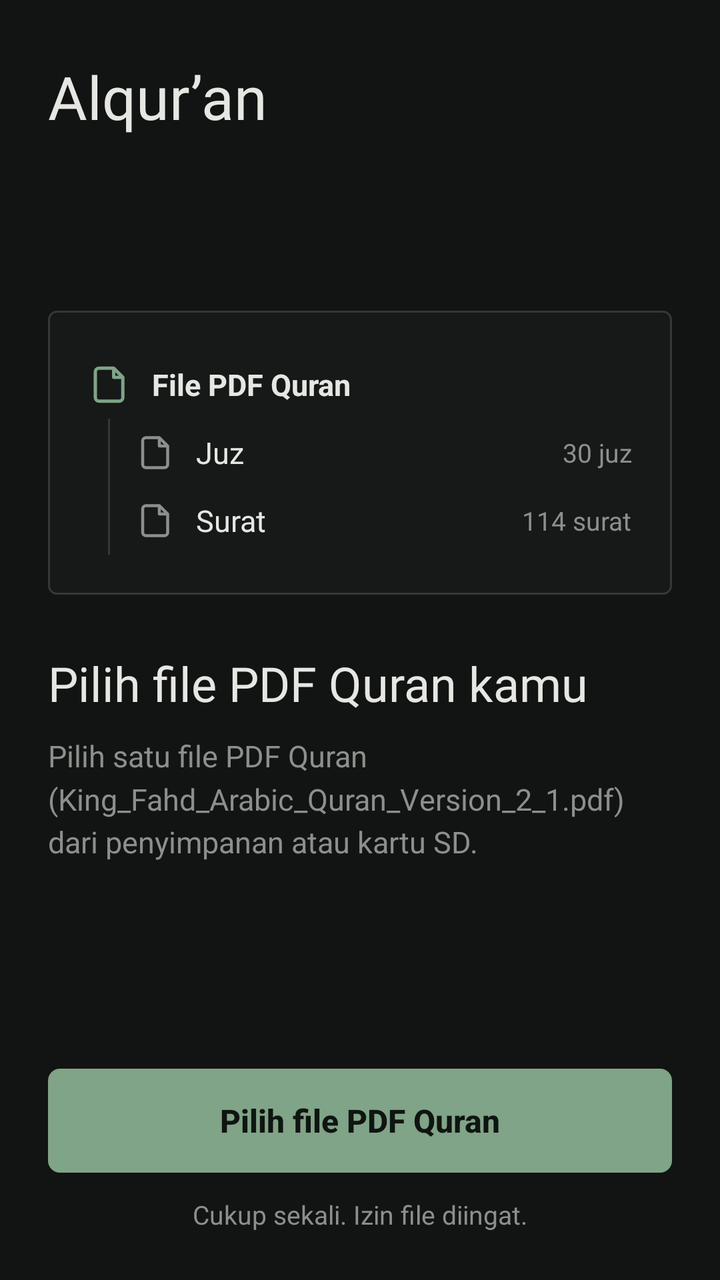
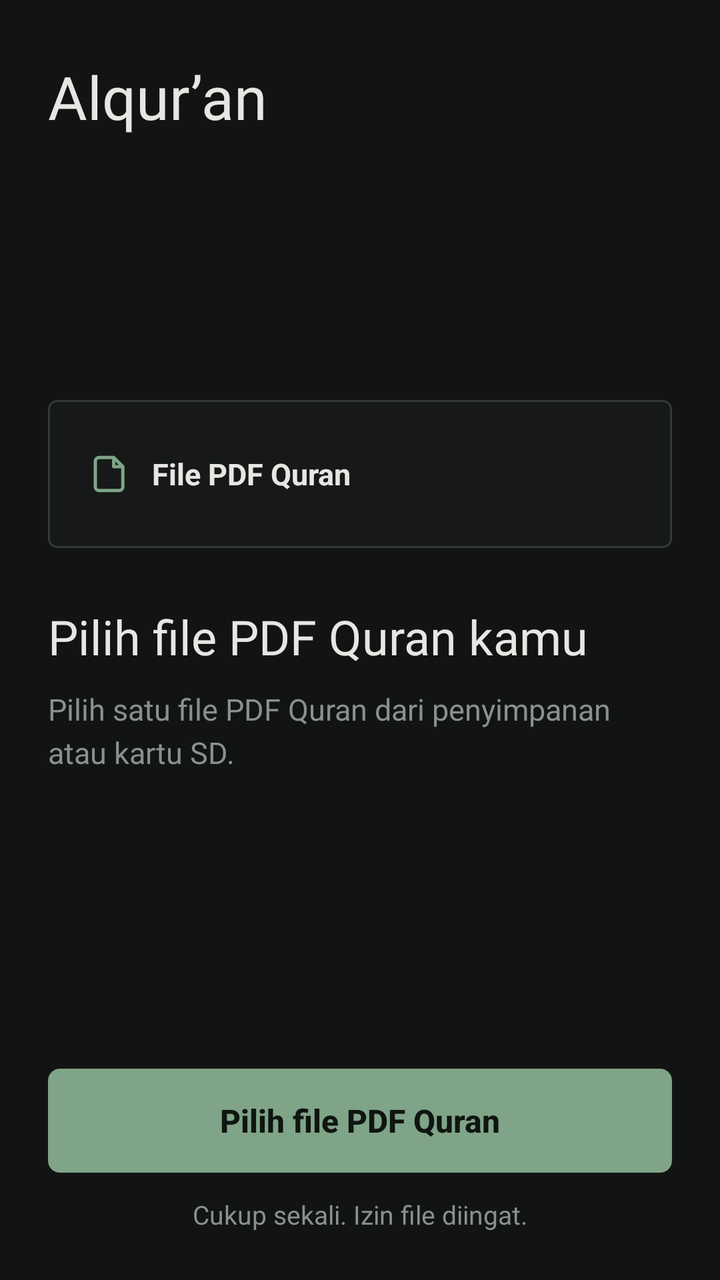

Two renders of the same Android screen: before a commit and after it. Below are the layout's source before the change and the commit's diff.
<!-- AndroidManifest.xml: application theme Theme.Alquran -->
<!-- res/layout/activity_welcome.xml -->
<?xml version="1.0" encoding="utf-8"?>
<LinearLayout xmlns:android="http://schemas.android.com/apk/res/android"
    android:layout_width="match_parent"
    android:layout_height="match_parent"
    android:background="@color/bg"
    android:orientation="vertical"
    android:paddingStart="24dp"
    android:paddingTop="28dp"
    android:paddingEnd="24dp"
    android:paddingBottom="24dp">

    <TextView
        android:layout_width="wrap_content"
        android:layout_height="wrap_content"
        android:fontFamily="@font/cardo_bold"
        android:text="@string/app_name"
        android:textColor="@color/text"
        android:textSize="30sp" />

    <ScrollView
        android:layout_width="match_parent"
        android:layout_height="0dp"
        android:layout_weight="1"
        android:fillViewport="true">

        <LinearLayout
            android:layout_width="match_parent"
            android:layout_height="match_parent"
            android:gravity="center_vertical"
            android:orientation="vertical">

            <LinearLayout
                android:layout_width="match_parent"
                android:layout_height="wrap_content"
                android:background="@drawable/bg_page"
                android:importantForAccessibility="no"
                android:orientation="vertical"
                android:padding="20dp">

                <LinearLayout
                    android:layout_width="match_parent"
                    android:layout_height="34dp"
                    android:gravity="center_vertical"
                    android:orientation="horizontal">

                    <ImageView
                        android:id="@+id/ic_root"
                        android:layout_width="22dp"
                        android:layout_height="22dp"
                        android:importantForAccessibility="no"
                        android:src="@drawable/ic_file"
                        android:tint="@color/accent" />

                    <TextView
                        android:layout_width="wrap_content"
                        android:layout_height="wrap_content"
                        android:layout_marginStart="10dp"
                        android:text="@string/pdf_nama"
                        android:textColor="@color/text"
                        android:textSize="15sp"
                        android:textStyle="bold" />
                </LinearLayout>

                <LinearLayout
                    android:id="@+id/tree_children"
                    android:layout_width="match_parent"
                    android:layout_height="wrap_content"
                    android:layout_marginStart="10dp"
                    android:background="@drawable/bg_branch"
                    android:orientation="vertical"
                    android:paddingStart="14dp">

                    <LinearLayout
                        android:layout_width="match_parent"
                        android:layout_height="34dp"
                        android:gravity="center_vertical"
                        android:orientation="horizontal">

                        <ImageView
                            android:layout_width="20dp"
                            android:layout_height="20dp"
                            android:importantForAccessibility="no"
                            android:src="@drawable/ic_file"
                            android:tint="@color/muted" />

                        <TextView
                            android:layout_width="0dp"
                            android:layout_height="wrap_content"
                            android:layout_marginStart="10dp"
                            android:layout_weight="1"
                            android:text="@string/baris_juz"
                            android:textColor="@color/text"
                            android:textSize="15sp" />

                        <TextView
                            android:layout_width="wrap_content"
                            android:layout_height="wrap_content"
                            android:text="@string/contoh_juz"
                            android:textColor="@color/muted"
                            android:textSize="13sp" />
                    </LinearLayout>

                    <LinearLayout
                        android:layout_width="match_parent"
                        android:layout_height="34dp"
                        android:gravity="center_vertical"
                        android:orientation="horizontal">

                        <ImageView
                            android:layout_width="20dp"
                            android:layout_height="20dp"
                            android:importantForAccessibility="no"
                            android:src="@drawable/ic_file"
                            android:tint="@color/muted" />

                        <TextView
                            android:layout_width="0dp"
                            android:layout_height="wrap_content"
                            android:layout_marginStart="10dp"
                            android:layout_weight="1"
                            android:text="@string/baris_surat"
                            android:textColor="@color/text"
                            android:textSize="15sp" />

                        <TextView
                            android:layout_width="wrap_content"
                            android:layout_height="wrap_content"
                            android:text="@string/contoh_surat"
                            android:textColor="@color/muted"
                            android:textSize="13sp" />
                    </LinearLayout>
                </LinearLayout>
            </LinearLayout>

            <TextView
                android:id="@+id/welcome_title"
                android:layout_width="match_parent"
                android:layout_height="wrap_content"
                android:layout_marginTop="28dp"
                android:fontFamily="@font/cardo_bold"
                android:text="@string/welcome_title"
                android:textColor="@color/text"
                android:textSize="24sp" />

            <TextView
                android:id="@+id/welcome_desc"
                android:layout_width="match_parent"
                android:layout_height="wrap_content"
                android:layout_marginTop="10dp"
                android:lineSpacingMultiplier="1.2"
                android:text="@string/welcome_desc"
                android:textColor="@color/muted"
                android:textSize="15sp" />
        </LinearLayout>
    </ScrollView>

    <Button
        android:id="@+id/btn_pick"
        android:layout_width="match_parent"
        android:layout_height="52dp"
        android:layout_marginTop="16dp"
        android:background="@drawable/bg_button"
        android:stateListAnimator="@null"
        android:text="@string/welcome_button"
        android:textAllCaps="false"
        android:textColor="@color/on_accent"
        android:textSize="16sp"
        android:textStyle="bold" />

    <TextView
        android:id="@+id/welcome_note"
        android:layout_width="match_parent"
        android:layout_height="wrap_content"
        android:layout_marginTop="12dp"
        android:gravity="center"
        android:text="@string/welcome_note"
        android:textColor="@color/muted"
        android:textSize="13sp" />
</LinearLayout>
<!-- resources referenced by this layout -->
<resources>
  <color name="accent">#7FA487</color>
  <color name="bg">#121413</color>
  <color name="muted">#8B908C</color>
  <color name="on_accent">#0F1511</color>
  <color name="text">#E6E7E3</color>
  <!-- drawable bg_branch (drawable) -->
  <?xml version="1.0" encoding="utf-8"?>
  <layer-list xmlns:android="http://schemas.android.com/apk/res/android">
      <item
          android:top="-2dp"
          android:right="-2dp"
          android:bottom="-2dp">
          <shape android:shape="rectangle">
              <stroke
                  android:width="1dp"
                  android:color="@color/frame" />
          </shape>
      </item>
  </layer-list>
  <!-- drawable bg_button (drawable) -->
  <?xml version="1.0" encoding="utf-8"?>
  <ripple xmlns:android="http://schemas.android.com/apk/res/android"
      android:color="#33000000">
      <item>
          <shape android:shape="rectangle">
              <solid android:color="@color/accent" />
              <corners android:radius="6dp" />
          </shape>
      </item>
  </ripple>
  <!-- drawable bg_page (drawable) -->
  <?xml version="1.0" encoding="utf-8"?>
  <shape xmlns:android="http://schemas.android.com/apk/res/android"
      android:shape="rectangle">
      <solid android:color="@color/page" />
      <stroke
          android:width="1dp"
          android:color="@color/frame" />
      <corners android:radius="4dp" />
  </shape>
  <!-- drawable ic_file (drawable) -->
  <?xml version="1.0" encoding="utf-8"?>
  <vector xmlns:android="http://schemas.android.com/apk/res/android"
      android:width="22dp"
      android:height="22dp"
      android:viewportWidth="24"
      android:viewportHeight="24">
      <path
          android:pathData="M6,3h8l5,5v11a2,2 0 0,1 -2,2H6a2,2 0 0,1 -2,-2V5a2,2 0 0,1 2,-2z"
          android:strokeColor="#FFFFFF"
          android:strokeWidth="1.8"
          android:strokeLineJoin="round" />
      <path
          android:pathData="M14,3v5h5"
          android:strokeColor="#FFFFFF"
          android:strokeWidth="1.8"
          android:strokeLineJoin="round" />
  </vector>
  <string name="app_name">Alqur’an</string>
  <string name="baris_juz">Juz</string>
  <string name="baris_surat">Surat</string>
  <string name="contoh_juz">30 juz</string>
  <string name="contoh_surat">114 surat</string>
  <string name="pdf_nama">File PDF Quran</string>
  <string name="welcome_button">Pilih file PDF Quran</string>
  <string name="welcome_desc">Pilih satu file PDF Quran (King_Fahd_Arabic_Quran_Version_2_1.pdf) dari penyimpanan atau kartu SD.</string>
  <string name="welcome_note">Cukup sekali. Izin file diingat.</string>
  <string name="welcome_title">Pilih file PDF Quran kamu</string>
  <style name="Theme.Alquran" parent="Theme.AppCompat.NoActionBar">
          <item name="android:windowBackground">@color/bg</item>
          <item name="android:statusBarColor">@color/bg</item>
          <item name="android:navigationBarColor">@color/bg</item>
          <item name="android:windowLightStatusBar">false</item>
      </style>
  <color name="frame">#33383A</color>
  <color name="page">#161918</color>
</resources>

<!-- the commit's change to res/layout/activity_welcome.xml (unified diff, before → after) -->
@@ -55,81 +55,12 @@
                         android:layout_width="wrap_content"
                         android:layout_height="wrap_content"
                         android:layout_marginStart="10dp"
-                        android:text="@string/pdf_nama"
+                        android:text="@string/pdf_nama_file"
                         android:textColor="@color/text"
                         android:textSize="15sp"
                         android:textStyle="bold" />
                 </LinearLayout>
 
-                <LinearLayout
-                    android:id="@+id/tree_children"
-                    android:layout_width="match_parent"
-                    android:layout_height="wrap_content"
-                    android:layout_marginStart="10dp"
-                    android:background="@drawable/bg_branch"
-                    android:orientation="vertical"
-                    android:paddingStart="14dp">
-
-                    <LinearLayout
-                        android:layout_width="match_parent"
-                        android:layout_height="34dp"
-                        android:gravity="center_vertical"
-                        android:orientation="horizontal">
-
-                        <ImageView
-                            android:layout_width="20dp"
-                            android:layout_height="20dp"
-                            android:importantForAccessibility="no"
-                            android:src="@drawable/ic_file"
-                            android:tint="@color/muted" />
-
-                        <TextView
-                            android:layout_width="0dp"
-                            android:layout_height="wrap_content"
-                            android:layout_marginStart="10dp"
-                            android:layout_weight="1"
-                            android:text="@string/baris_juz"
-                            android:textColor="@color/text"
-                            android:textSize="15sp" />
-
-                        <TextView
-                            android:layout_width="wrap_content"
-                            android:layout_height="wrap_content"
-                            android:text="@string/contoh_juz"
-                            android:textColor="@color/muted"
-                            android:textSize="13sp" />
-                    </LinearLayout>
-
-                    <LinearLayout
-                        android:layout_width="match_parent"
-                        android:layout_height="34dp"
-                        android:gravity="center_vertical"
-                        android:orientation="horizontal">
-
-                        <ImageView
-                            android:layout_width="20dp"
-                            android:layout_height="20dp"
-                            android:importantForAccessibility="no"
-                            android:src="@drawable/ic_file"
-                            android:tint="@color/muted" />
-
-                        <TextView
-                            android:layout_width="0dp"
-                            android:layout_height="wrap_content"
-                            android:layout_marginStart="10dp"
-                            android:layout_weight="1"
-                            android:text="@string/baris_surat"
-                            android:textColor="@color/text"
-                            android:textSize="15sp" />
-
-                        <TextView
-                            android:layout_width="wrap_content"
-                            android:layout_height="wrap_content"
-                            android:text="@string/contoh_surat"
-                            android:textColor="@color/muted"
-                            android:textSize="13sp" />
-                    </LinearLayout>
-                </LinearLayout>
             </LinearLayout>
 
             <TextView
<!-- resource entries referenced after the edit -->
@@ -5,20 +5,6 @@
   <color name="muted">#8B908C</color>
   <color name="on_accent">#0F1511</color>
   <color name="text">#E6E7E3</color>
-  <!-- drawable bg_branch (drawable) -->
-  <?xml version="1.0" encoding="utf-8"?>
-  <layer-list xmlns:android="http://schemas.android.com/apk/res/android">
-      <item
-          android:top="-2dp"
-          android:right="-2dp"
-          android:bottom="-2dp">
-          <shape android:shape="rectangle">
-              <stroke
-                  android:width="1dp"
-                  android:color="@color/frame" />
-          </shape>
-      </item>
-  </layer-list>
   <!-- drawable bg_button (drawable) -->
   <?xml version="1.0" encoding="utf-8"?>
   <ripple xmlns:android="http://schemas.android.com/apk/res/android"
@@ -59,13 +45,9 @@
           android:strokeLineJoin="round" />
   </vector>
   <string name="app_name">Alqur’an</string>
-  <string name="baris_juz">Juz</string>
-  <string name="baris_surat">Surat</string>
-  <string name="contoh_juz">30 juz</string>
-  <string name="contoh_surat">114 surat</string>
-  <string name="pdf_nama">File PDF Quran</string>
+  <string name="pdf_nama_file">File PDF Quran</string>
   <string name="welcome_button">Pilih file PDF Quran</string>
-  <string name="welcome_desc">Pilih satu file PDF Quran (King_Fahd_Arabic_Quran_Version_2_1.pdf) dari penyimpanan atau kartu SD.</string>
+  <string name="welcome_desc">Pilih satu file PDF Quran dari penyimpanan atau kartu SD.</string>
   <string name="welcome_note">Cukup sekali. Izin file diingat.</string>
   <string name="welcome_title">Pilih file PDF Quran kamu</string>
   <style name="Theme.Alquran" parent="Theme.AppCompat.NoActionBar">
